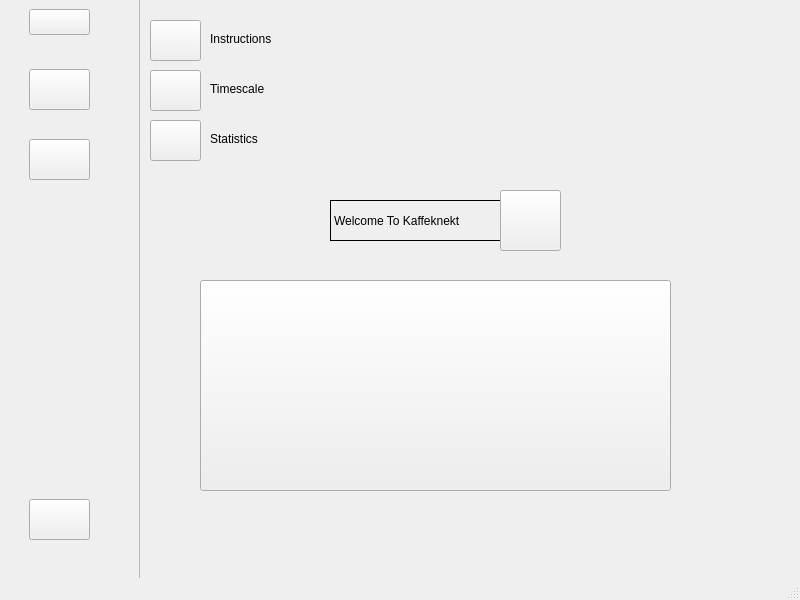
Old version of the form kaffeknekt/App_firstDraft/mainwindow.ui in the repository martintara/kaffeknekt.
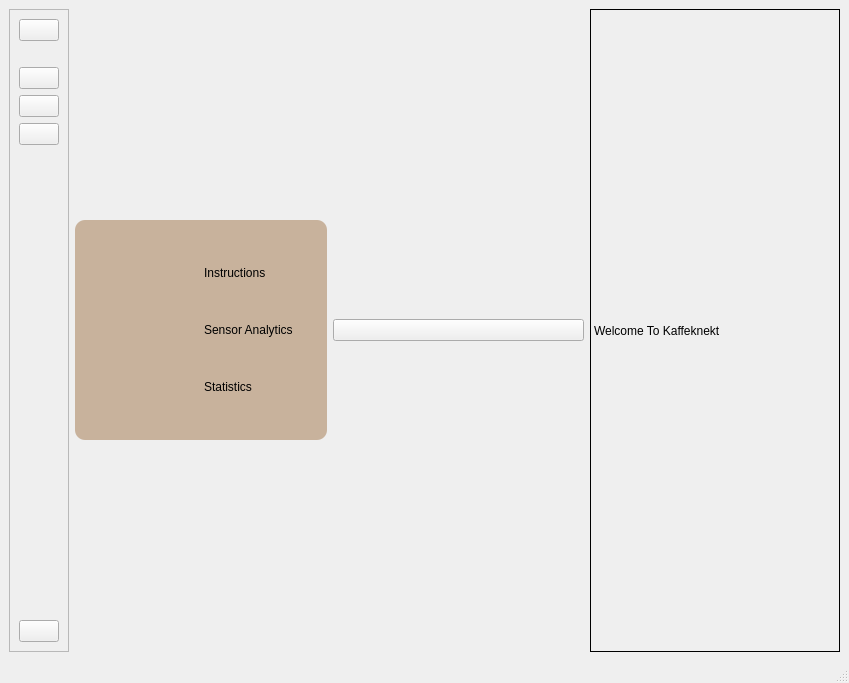
New version of the form. Icons and pictures are not drawn.

The edit to the form file:
```diff
--- a/kaffeknekt/App_firstDraft/mainwindow.ui
+++ b/kaffeknekt/App_firstDraft/mainwindow.ui
@@ -6,41 +6,40 @@
    <rect>
     <x>0</x>
     <y>0</y>
+    <width>849</width>
+    <height>683</height>
+   </rect>
+  </property>
+  <property name="sizePolicy">
+   <sizepolicy hsizetype="Preferred" vsizetype="Preferred">
+    <horstretch>0</horstretch>
+    <verstretch>0</verstretch>
+   </sizepolicy>
+  </property>
+  <property name="minimumSize">
+   <size>
     <width>800</width>
     <height>600</height>
-   </rect>
+   </size>
   </property>
   <property name="windowTitle">
    <string>MainWindow</string>
   </property>
   <widget class="QWidget" name="centralwidget">
-   <widget class="QLabel" name="label_velkommen">
-    <property name="geometry">
-     <rect>
-      <x>330</x>
-      <y>200</y>
-      <width>171</width>
-      <height>41</height>
-     </rect>
-    </property>
-    <property name="frameShape">
-     <enum>QFrame::Shape::Box</enum>
-    </property>
-    <property name="text">
-     <string>Welcome To Kaffeknekt </string>
-    </property>
-    <property name="textFormat">
-     <enum>Qt::TextFormat::MarkdownText</enum>
-    </property>
-   </widget>
-   <widget class="QFrame" name="frame">
-    <property name="geometry">
-     <rect>
-      <x>-11</x>
-      <y>-1</y>
-      <width>151</width>
-      <height>581</height>
-     </rect>
+   <layout class="QHBoxLayout" name="horizontalLayout">
+    <item>
+     <widget class="QFrame" name="frame_1">
+      <property name="sizePolicy">
+       <sizepolicy hsizetype="Fixed" vsizetype="Expanding">
+        <horstretch>0</horstretch>
+        <verstretch>0</verstretch>
+       </sizepolicy>
+      </property>
+      <property name="maximumSize">
+       <size>
+        <width>16777215</width>
+        <height>2000</height>
+       </size>
     </property>
     <property name="frameShape">
      <enum>QFrame::Shape::StyledPanel</enum>
@@ -48,15 +47,39 @@
     <property name="frameShadow">
      <enum>QFrame::Shadow::Raised</enum>
     </property>
+      <layout class="QVBoxLayout" name="verticalLayout">
+       <item>
+        <widget class="QPushButton" name="kaffeknekt_logo">
+         <property name="text">
+          <string/>
+         </property>
+         <property name="icon">
+          <iconset resource="resources.qrc">
+           <normaloff>:/icons/kaffeknekt_logo.png</normaloff>:/icons/kaffeknekt_logo.png</iconset>
+         </property>
+         <property name="iconSize">
+          <size>
+           <width>60</width>
+           <height>60</height>
+          </size>
+         </property>
+        </widget>
+       </item>
+       <item>
+        <spacer name="horizontalSpacer">
+         <property name="orientation">
+          <enum>Qt::Orientation::Horizontal</enum>
+         </property>
+         <property name="sizeHint" stdset="0">
+          <size>
+           <width>40</width>
+           <height>20</height>
+          </size>
+         </property>
+        </spacer>
+       </item>
+       <item>
     <widget class="QPushButton" name="btnHamburger">
-     <property name="geometry">
-      <rect>
-       <x>40</x>
-       <y>10</y>
-       <width>61</width>
-       <height>26</height>
-      </rect>
-     </property>
      <property name="text">
       <string/>
      </property>
@@ -66,20 +89,14 @@
      </property>
      <property name="iconSize">
       <size>
-       <width>35</width>
-       <height>35</height>
+           <width>29</width>
+           <height>29</height>
       </size>
      </property>
     </widget>
+       </item>
+       <item>
     <widget class="QPushButton" name="btnHome">
-     <property name="geometry">
-      <rect>
-       <x>40</x>
-       <y>70</y>
-       <width>61</width>
-       <height>41</height>
-      </rect>
-     </property>
      <property name="text">
       <string/>
      </property>
@@ -94,15 +111,9 @@
       </size>
      </property>
     </widget>
+       </item>
+       <item>
     <widget class="QPushButton" name="btnSettings">
-     <property name="geometry">
-      <rect>
-       <x>40</x>
-       <y>140</y>
-       <width>61</width>
-       <height>41</height>
-      </rect>
-     </property>
      <property name="text">
       <string/>
      </property>
@@ -117,15 +128,22 @@
       </size>
      </property>
     </widget>
+       </item>
+       <item>
+        <spacer name="verticalSpacer">
+         <property name="orientation">
+          <enum>Qt::Orientation::Vertical</enum>
+         </property>
+         <property name="sizeHint" stdset="0">
+          <size>
+           <width>20</width>
+           <height>30</height>
+          </size>
+         </property>
+        </spacer>
+       </item>
+       <item>
     <widget class="QPushButton" name="btnInfo">
-     <property name="geometry">
-      <rect>
-       <x>40</x>
-       <y>500</y>
-       <width>61</width>
-       <height>41</height>
-      </rect>
-     </property>
      <property name="text">
       <string/>
      </property>
@@ -140,18 +158,25 @@
       </size>
      </property>
     </widget>
-   </widget>
+       </item>
+      </layout>
+     </widget>
+    </item>
+    <item>
    <widget class="QFrame" name="frame_2">
     <property name="enabled">
      <bool>true</bool>
     </property>
-    <property name="geometry">
-     <rect>
-      <x>140</x>
-      <y>10</y>
-      <width>171</width>
-      <height>161</height>
-     </rect>
+      <property name="maximumSize">
+       <size>
+        <width>16777215</width>
+        <height>220</height>
+       </size>
+      </property>
+      <property name="styleSheet">
+       <string notr="true">background-color: #C8B29C;
+border-radius: 10px;
+</string>
     </property>
     <property name="frameShape">
      <enum>QFrame::Shape::NoFrame</enum>
@@ -159,41 +184,9 @@
     <property name="frameShadow">
      <enum>QFrame::Shadow::Raised</enum>
     </property>
-    <widget class="QPushButton" name="btnTimescale">
-     <property name="geometry">
-      <rect>
-       <x>10</x>
-       <y>60</y>
-       <width>51</width>
-       <height>41</height>
-      </rect>
-     </property>
-     <property name="toolTipDuration">
-      <number>4</number>
-     </property>
-     <property name="text">
-      <string/>
-     </property>
-     <property name="icon">
-      <iconset resource="resources.qrc">
-       <normaloff>:/icons/calendar.svg</normaloff>:/icons/calendar.svg</iconset>
-     </property>
-     <property name="iconSize">
-      <size>
-       <width>32</width>
-       <height>32</height>
-      </size>
-     </property>
-    </widget>
+      <layout class="QGridLayout" name="gridLayout_2">
+       <item row="0" column="0">
     <widget class="QPushButton" name="btnInstructions">
-     <property name="geometry">
-      <rect>
-       <x>10</x>
-       <y>10</y>
-       <width>51</width>
-       <height>41</height>
-      </rect>
-     </property>
      <property name="text">
       <string/>
      </property>
@@ -208,15 +201,23 @@
       </size>
      </property>
     </widget>
+       </item>
+       <item row="2" column="1">
+        <widget class="QLabel" name="Statistics">
+         <property name="text">
+          <string>Statistics</string>
+         </property>
+        </widget>
+       </item>
+       <item row="1" column="1">
+        <widget class="QLabel" name="SensorAnalytics">
+         <property name="text">
+          <string>Sensor Analytics</string>
+         </property>
+        </widget>
+       </item>
+       <item row="2" column="0">
     <widget class="QPushButton" name="btnStatistics">
-     <property name="geometry">
-      <rect>
-       <x>10</x>
-       <y>110</y>
-       <width>51</width>
-       <height>41</height>
-      </rect>
-     </property>
      <property name="text">
       <string/>
      </property>
@@ -231,55 +232,16 @@
       </size>
      </property>
     </widget>
-    <widget class="QLabel" name="label">
-     <property name="geometry">
-      <rect>
-       <x>70</x>
-       <y>20</y>
-       <width>91</width>
-       <height>18</height>
-      </rect>
-     </property>
+       </item>
+       <item row="0" column="1">
+        <widget class="QLabel" name="Instructions">
      <property name="text">
       <string>Instructions</string>
      </property>
     </widget>
-    <widget class="QLabel" name="label_2">
-     <property name="geometry">
-      <rect>
-       <x>70</x>
-       <y>120</y>
-       <width>91</width>
-       <height>18</height>
-      </rect>
-     </property>
-     <property name="text">
-      <string>Statistics</string>
-     </property>
-    </widget>
-    <widget class="QLabel" name="label_3">
-     <property name="geometry">
-      <rect>
-       <x>70</x>
-       <y>70</y>
-       <width>91</width>
-       <height>18</height>
-      </rect>
-     </property>
-     <property name="text">
-      <string>Timescale</string>
-     </property>
-    </widget>
-   </widget>
-   <widget class="QPushButton" name="kaffeknekt_logo">
-    <property name="geometry">
-     <rect>
-      <x>500</x>
-      <y>190</y>
-      <width>61</width>
-      <height>61</height>
-     </rect>
-    </property>
+       </item>
+       <item row="1" column="0">
+        <widget class="QPushButton" name="btnSensorAnalytics">
     <property name="text">
      <string/>
     </property>
@@ -289,19 +251,22 @@
     </property>
     <property name="iconSize">
      <size>
-      <width>60</width>
-      <height>60</height>
+           <width>30</width>
+           <height>30</height>
      </size>
     </property>
    </widget>
+       </item>
+      </layout>
+     </widget>
+    </item>
+    <item>
    <widget class="QPushButton" name="pushButton">
-    <property name="geometry">
-     <rect>
-      <x>200</x>
-      <y>280</y>
-      <width>471</width>
-      <height>211</height>
-     </rect>
+      <property name="maximumSize">
+       <size>
+        <width>300</width>
+        <height>16777215</height>
+       </size>
     </property>
     <property name="text">
      <string/>
@@ -312,11 +277,32 @@
     </property>
     <property name="iconSize">
      <size>
-      <width>450</width>
+        <width>200</width>
       <height>450</height>
      </size>
     </property>
    </widget>
+    </item>
+    <item>
+     <widget class="QLabel" name="label_velkommen">
+      <property name="maximumSize">
+       <size>
+        <width>250</width>
+        <height>16777215</height>
+       </size>
+      </property>
+      <property name="frameShape">
+       <enum>QFrame::Shape::Box</enum>
+      </property>
+      <property name="text">
+       <string>Welcome To Kaffeknekt </string>
+      </property>
+      <property name="textFormat">
+       <enum>Qt::TextFormat::MarkdownText</enum>
+      </property>
+     </widget>
+    </item>
+   </layout>
   </widget>
   <widget class="QMenuBar" name="menubar">
    <property name="geometry">
```
Left out of the diff: 8 changed lines with no effect on the pictures. Lines whose indentation alone changed are shown as unchanged.
